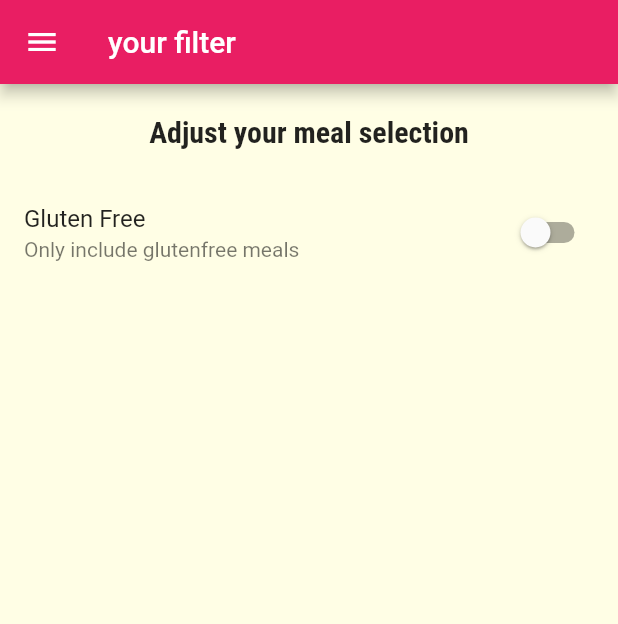
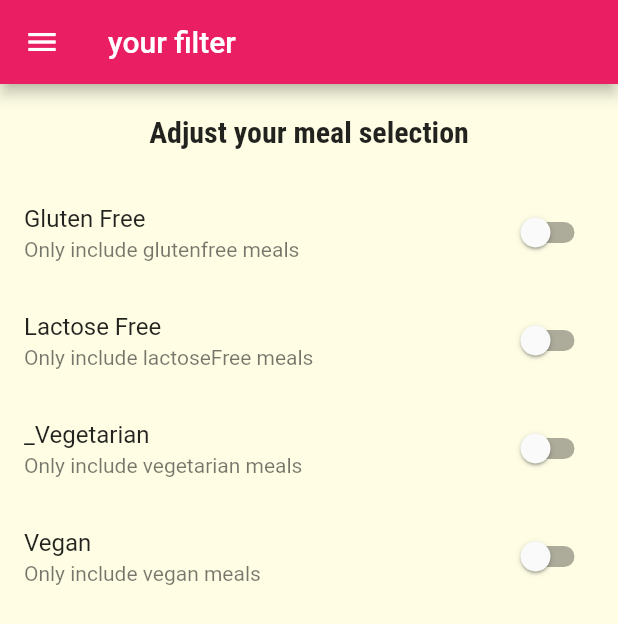
Before and after one commit to lina-jamal/mealApp_flutter, a Flutter app: the FiltersScreen screen opened by its route, on a phone screen of 412 x 824 dp. Shown: the top 624 px of the screen. Run offline on Flutter 3.47's test engine with Material 2 defaults, Android fonts, the phone set to English and light mode, and no system bars.

```diff
--- a/meal_app/lib/screens/filters_screen.dart
+++ b/meal_app/lib/screens/filters_screen.dart
@@ -13,6 +13,16 @@ class _FiltersScreenState extends State<FiltersScreen> {
   bool _lactoseFree = false;
   bool _vegan = false;
   bool _vegetarian = false;
+  Widget buildSwitchListTile(
+      String title, String subTitle, bool currentVal, onChangeValue) {
+    return SwitchListTile(
+      title: Text(title),
+      value: currentVal,
+      subtitle: Text(subTitle),
+      onChanged: onChangeValue,
+    );
+  }
+
   @override
   Widget build(BuildContext context) {
     return Scaffold(
@@ -31,16 +41,46 @@ class _FiltersScreenState extends State<FiltersScreen> {
           Expanded(
               child: ListView(
             children: [
-              SwitchListTile(
-                title: Text('Gluten Free'),
-                value: _glutenFree,
-                subtitle: Text('Only include glutenfree meals'),
-                onChanged: (value) {
+              buildSwitchListTile(
+                'Gluten Free',
+                'Only include glutenfree meals',
+                _glutenFree,
+                (value) {
                   setState(() {
                     _glutenFree = value;
                   });
                 },
-              )
+              ),
+              buildSwitchListTile(
+                'Lactose Free',
+                'Only include lactoseFree meals',
+                _lactoseFree,
+                (value) {
+                  setState(() {
+                    _lactoseFree = value;
+                  });
+                },
+              ),
+              buildSwitchListTile(
+                '_Vegetarian',
+                'Only include vegetarian meals',
+                _glutenFree,
+                (value) {
+                  setState(() {
+                    _vegetarian = value;
+                  });
+                },
+              ),
+              buildSwitchListTile(
+                'Vegan',
+                'Only include vegan meals',
+                _glutenFree,
+                (value) {
+                  setState(() {
+                    _vegan = value;
+                  });
+                },
+              ),
             ],
           ))
         ],
```
